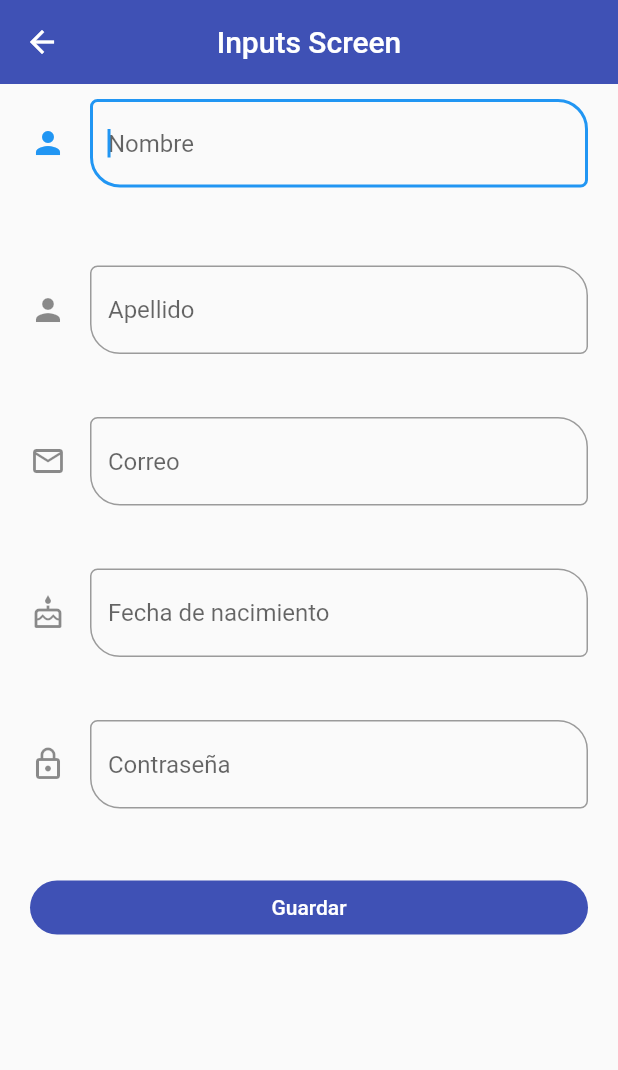
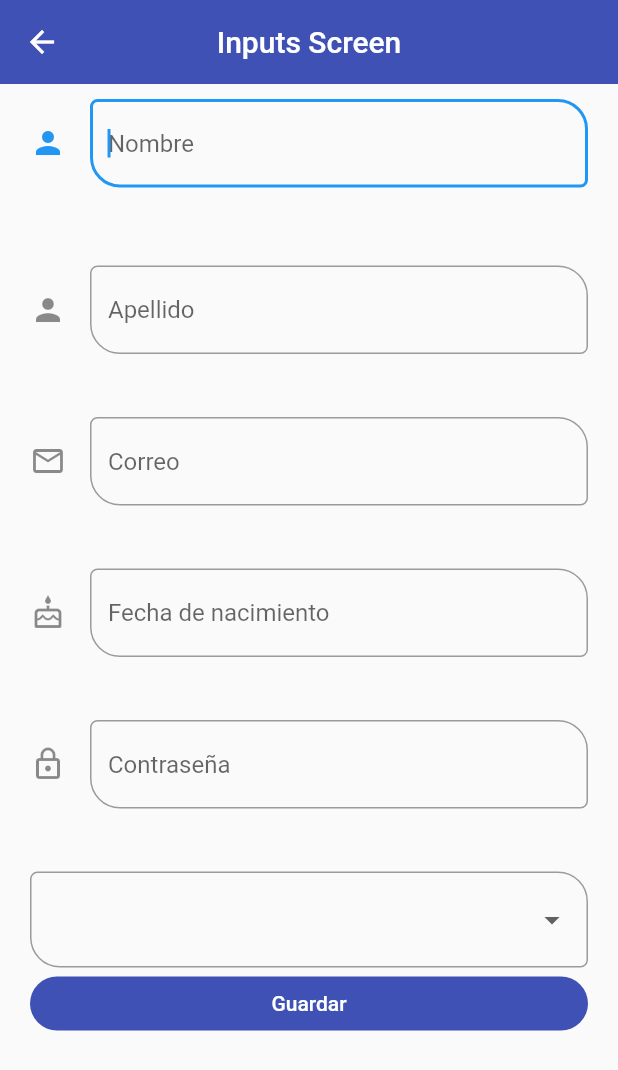
Before and after one commit to juanfranflores/fl_components, a Flutter app: the InputsScreen screen opened by its route, on a phone screen of 412 x 824 dp. Shown: the top 1070 px of the screen. Run offline on Flutter 3.47's test engine with Material 2 defaults, Android fonts, the phone set to English and light mode, and no system bars.

Commit message:
final de clase de formularios

```diff
--- a/lib/screens/input_screen.dart
+++ b/lib/screens/input_screen.dart
@@ -1,3 +1,5 @@
+import 'dart:convert';
+
 import 'package:fl_components/widgets/widgets.dart';
 import 'package:flutter/material.dart';
 
@@ -8,13 +10,20 @@ class InputsScreen extends StatelessWidget {
   Widget build(BuildContext context) {
     final GlobalKey<FormState> myFormKey = GlobalKey<FormState>();
 
+    const String firstNameKey = 'fist_name';
+    const String lastNameKey = 'last_name';
+    const String emailKey = 'email';
+    const String birthdayKey = 'birthday';
+    const String passwordKey = 'password';
+    const String roleKey = 'role';
+
     final Map<String, String> formValues = {
-      'first_name': 'Juan',
-      'last_name': 'Flores',
-      'email': 'juan27fp@gmail.com',
-      'birthday': DateTime(1997, 05, 27).toString(),
-      'password': 'password',
-      'role': 'admin',
+      firstNameKey: 'Juan',
+      lastNameKey: 'Flores',
+      emailKey: 'juan27fp@gmail.com',
+      birthdayKey: DateTime(1997, 05, 27).toString(),
+      passwordKey: 'password',
+      roleKey: 'user',
     };
 
     return Scaffold(
@@ -31,37 +40,66 @@ class InputsScreen extends StatelessWidget {
             key: myFormKey,
             child: Column(
               children: [
-                const CustomInputField(
+                CustomInputField(
                   helperText: '',
                   hintText: 'Nombre',
                   keyboardType: TextInputType.name,
-                    iconData: Icons.person),
+                  iconData: Icons.person,
+                  formProperty: firstNameKey,
+                  formValues: formValues,
+                ),
                 const SizedBox(height: 30),
-                const CustomInputField(
+                CustomInputField(
                   helperText: '',
                   hintText: 'Apellido',
                   keyboardType: TextInputType.name,
-                    iconData: Icons.person),
+                  iconData: Icons.person,
+                  formProperty: lastNameKey,
+                  formValues: formValues,
+                ),
                 const SizedBox(height: 20),
-                const CustomInputField(
+                CustomInputField(
                   helperText: '',
                   hintText: 'Correo',
                   keyboardType: TextInputType.emailAddress,
-                    iconData: Icons.email_outlined),
+                  iconData: Icons.email_outlined,
+                  formProperty: emailKey,
+                  formValues: formValues,
+                ),
                 const SizedBox(height: 20),
-                const CustomInputField(
+                CustomInputField(
                   helperText: '',
                   hintText: 'Fecha de nacimiento',
                   keyboardType: TextInputType.datetime,
-                    iconData: Icons.cake_outlined),
+                  iconData: Icons.cake_outlined,
+                  formProperty: emailKey,
+                  formValues: formValues,
+                ),
                 const SizedBox(height: 20),
-                const CustomInputField(
+                CustomInputField(
                   helperText: '',
                   hintText: 'Contraseña',
                   hidePassword: true,
                   keyboardType: TextInputType.visiblePassword,
-                    iconData: Icons.lock_outline),
+                  iconData: Icons.lock_outline,
+                  formProperty: passwordKey,
+                  formValues: formValues,
+                ),
                 const SizedBox(height: 20),
+                DropdownButtonFormField(
+                  items: const [
+                    DropdownMenuItem(value: 'admin', child: Text('Admin')),
+                    DropdownMenuItem(
+                        value: 'superuser', child: Text('Superuser')),
+                    DropdownMenuItem(
+                        value: 'developer', child: Text('Developer')),
+                    DropdownMenuItem(value: 'user', child: Text('User')),
+                  ],
+                  onChanged: (value) {
+                    debugPrint(value);
+                    formValues[roleKey] = value ?? 'admin';
+                  },
+                ),
                 ElevatedButton(
                   child: const SizedBox(
                     width: double.infinity,
@@ -73,11 +111,9 @@ class InputsScreen extends StatelessWidget {
                       debugPrint('formulario no válido');
                       return;
                     }
-
-                      // formValues.forEach((key, value) {
-                      //   debugPrint('$key : $value');
-                      // });
-                    }),
+                    debugPrint(jsonEncode(formValues));
+                  },
+                ),
               ],
             ),
           ),
--- a/lib/widgets/custom_input_field.dart
+++ b/lib/widgets/custom_input_field.dart
@@ -8,6 +8,9 @@ class CustomInputField extends StatelessWidget {
   final TextInputType? keyboardType;
   final bool? hidePassword;
 
+  final String formProperty;
+  final Map<String, String> formValues;
+
   const CustomInputField({
     super.key,
     this.hintText,
@@ -16,6 +19,8 @@ class CustomInputField extends StatelessWidget {
     this.iconData,
     this.keyboardType,
     this.hidePassword,
+    required this.formProperty,
+    required this.formValues,
   });
 
   @override
@@ -26,9 +31,7 @@ class CustomInputField extends StatelessWidget {
       obscureText: hidePassword ?? false,
       initialValue: '',
       textCapitalization: TextCapitalization.words,
-      onChanged: (value) {
-        debugPrint(value);
-      },
+      onChanged: (value) => formValues[formProperty] = value,
       autovalidateMode: AutovalidateMode.onUserInteraction,
       validator: (value) {
         if (value == null) return 'Null!';
```
Lines whose indentation alone changed are shown as unchanged.
